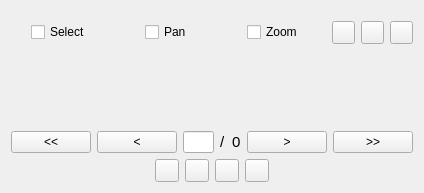
This is src/NavTable/ui/main_panel.ui in fpsampayo/qgis-navtable as Qt 5 draws it before an edit. The edited form follows.
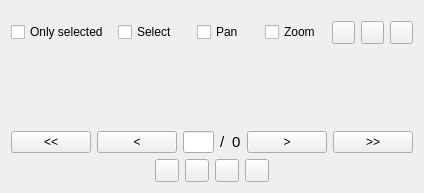
This is the edited form.

Commit message:
feat: Add Only Selected navigation mode
- Add 'Only selected' checkbox to restrict navigation to selected features.
- Implement real-time synchronization with layer selection changes.
- Refactor ID management into a centralized refresh_ids method.
- Update UI states to highlight filter button when the mode is active.

```diff
--- a/src/NavTable/ui/main_panel.ui
+++ b/src/NavTable/ui/main_panel.ui
@@ -39,6 +39,13 @@
        <property name="topMargin">
         <number>10</number>
        </property>
+       <item alignment="Qt::AlignHCenter">
+        <widget class="QCheckBox" name="onlySelectedCB">
+         <property name="text">
+          <string>Only selected</string>
+         </property>
+        </widget>
+       </item>
        <item alignment="Qt::AlignHCenter">
         <widget class="QCheckBox" name="selectCB">
          <property name="enabled">
```
The commit also changes 1 other file.
